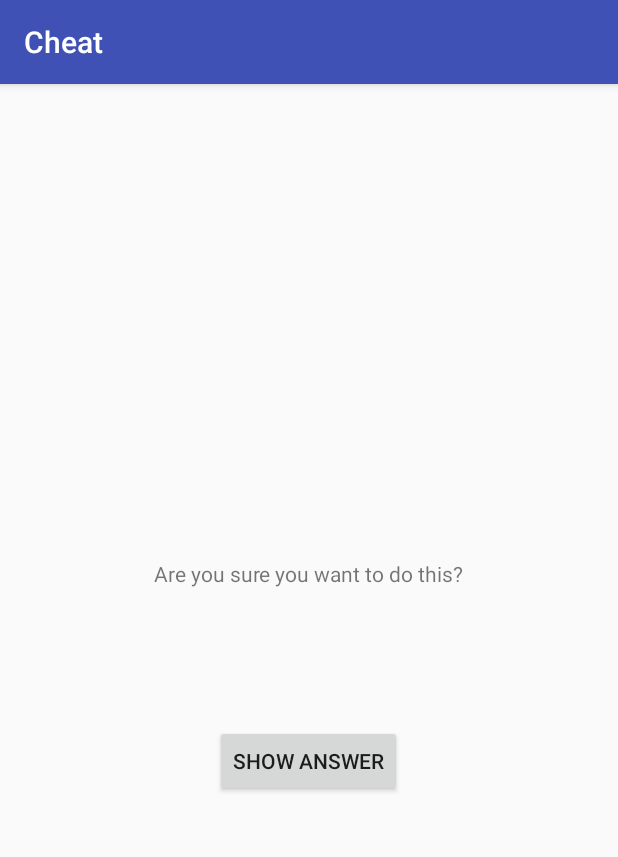
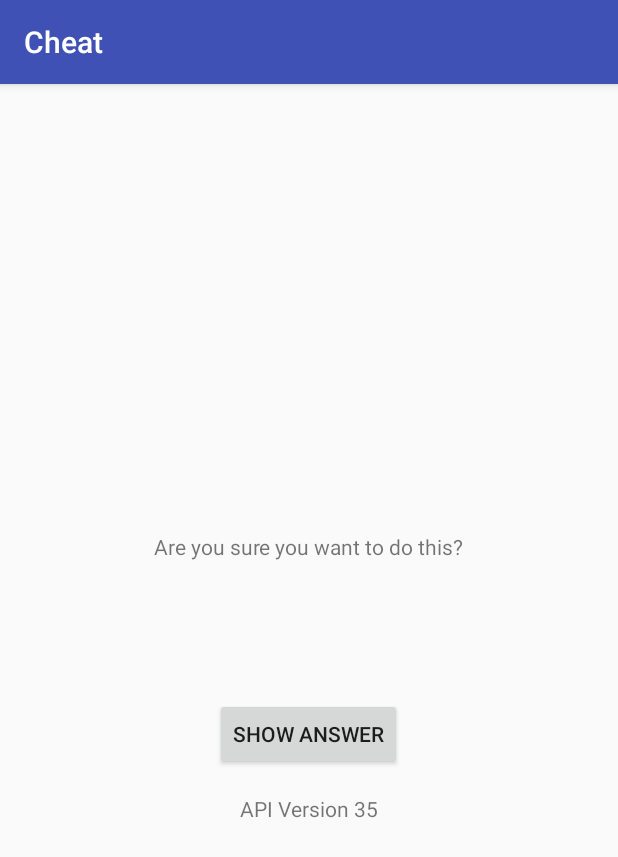
Before and after one commit to jcorpac/GeoQuiz, an Android app: the CheatActivity screen opened directly, with no data from a screen before it, on a phone screen of 412 x 824 dp. Shown: the top 857 px of the screen. Run offline under Robolectric (Android 15) with nearby library versions, the phone set to English and light mode, and no system bars.

Commit message:
End of Chapter 6 and Challenges - Added SDK version message to Cheat activity page

```diff
--- a/app/src/main/java/com/bignerdranch/android/geoquiz/CheatActivity.java
+++ b/app/src/main/java/com/bignerdranch/android/geoquiz/CheatActivity.java
@@ -20,6 +20,7 @@ public class CheatActivity extends AppCompatActivity {
     private boolean mAnswerIsShown;
 
     private TextView mAnswerTextView;
+    private TextView mApiTextView;
     private Button mShowAnswer;
 
     public static boolean wasAnswerShown(Intent result) {
@@ -32,6 +33,9 @@ public class CheatActivity extends AppCompatActivity {
         setContentView(R.layout.activity_cheat);
 
         mAnswerIsTrue = getIntent().getBooleanExtra(EXTRA_ANSWER_IS_TRUE, false);
+
+        mApiTextView = (TextView) findViewById(R.id.apiTextView);
+        mApiTextView.setText("API Version " + Build.VERSION.SDK_INT);
 
         mAnswerTextView = (TextView) findViewById(R.id.answerTextView);
         mShowAnswer = (Button) findViewById(R.id.showAnswerButton);
--- a/app/src/main/res/layout/activity_cheat.xml
+++ b/app/src/main/res/layout/activity_cheat.xml
@@ -26,4 +26,11 @@
         android:layout_height="wrap_content"
         android:text="@string/show_answer_button" />
 
+    <TextView
+        android:id="@+id/apiTextView"
+        android:layout_width="wrap_content"
+        android:layout_height="wrap_content"
+        android:paddingTop="16dp"
+        tools:text="API Version ##" />
+
 </LinearLayout>
```
